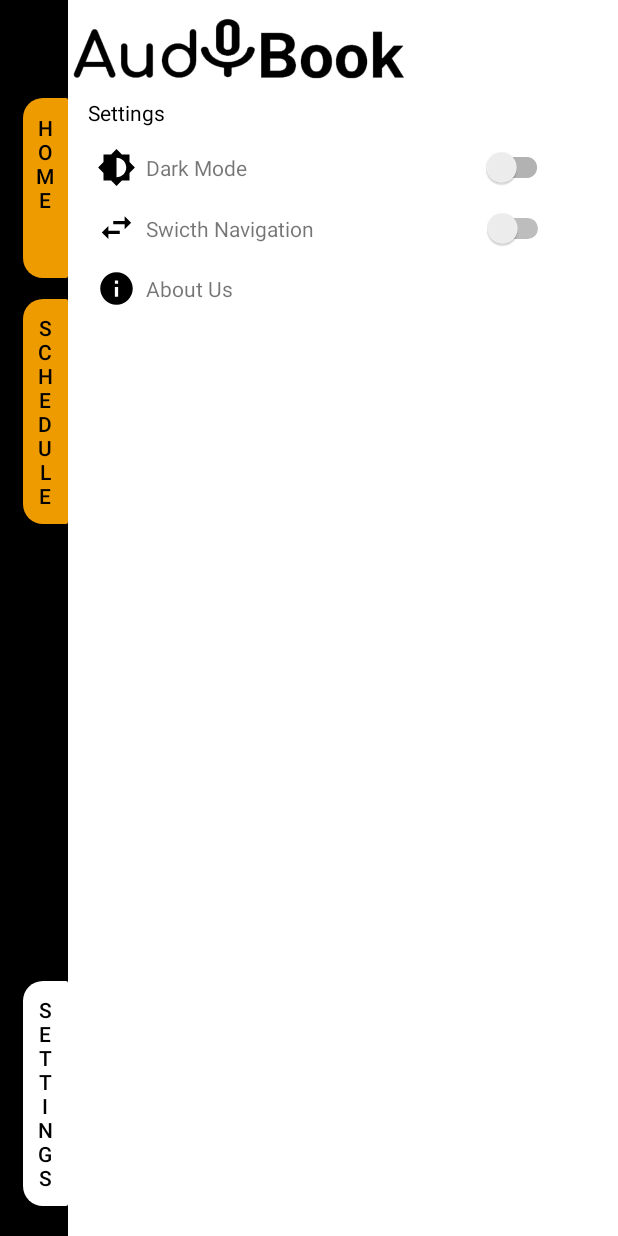
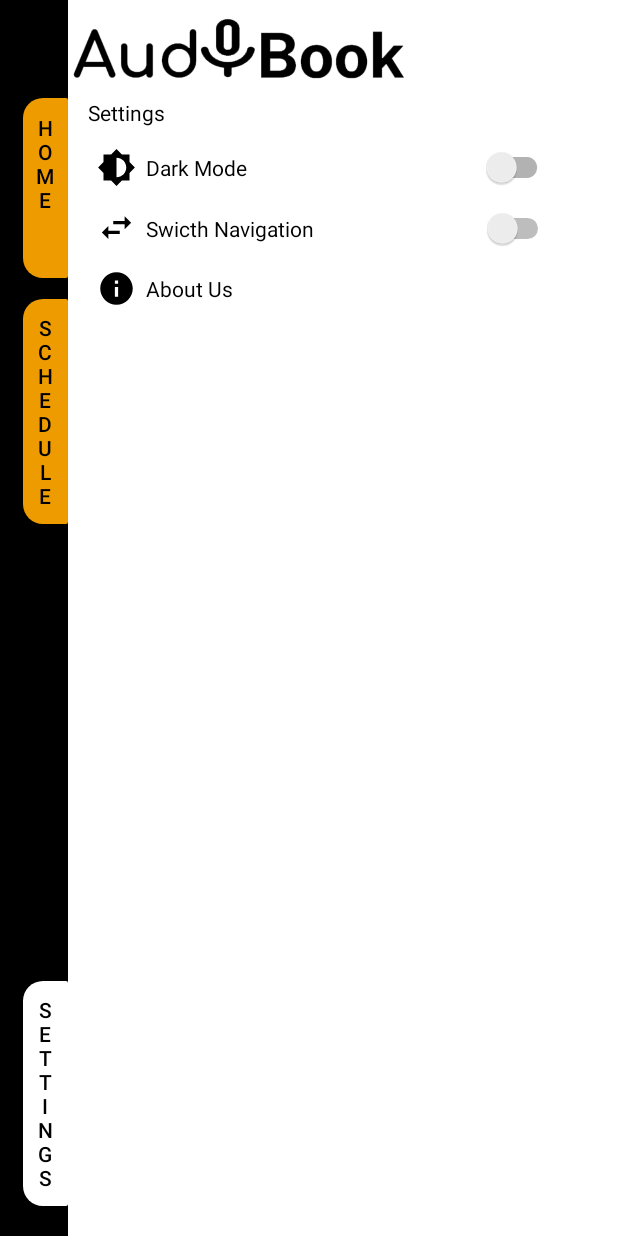
Before and after one commit to MARZ51x/audibookfinal, an Android app: the SettingsActivity screen opened directly, with no data from a screen before it, on a phone screen of 412 x 824 dp. Run offline under Robolectric (Android 15) with nearby library versions, the phone set to English and light mode, and no system bars; our stand-ins replace sdp/ssp sizes.

Commit message:
Dark Mode: Partial code V2 right colors

```diff
--- a/app/src/main/res/layout/activity_settings.xml
+++ b/app/src/main/res/layout/activity_settings.xml
@@ -141,7 +141,8 @@
                 android:layout_width="wrap_content"
                 android:layout_height="wrap_content"
                 android:text="Dark Mode"
-                android:layout_marginStart="@dimen/_5sdp">
+                android:layout_marginStart="@dimen/_5sdp"
+                android:textColor="?attr/text_color">
             </TextView>
 
          <!--   <Switch
@@ -185,6 +186,7 @@
                 android:layout_width="wrap_content"
                 android:layout_height="wrap_content"
                 android:text="Swicth Navigation"
+                android:textColor="?attr/text_color"
                 android:layout_marginStart="@dimen/_5sdp">
             </TextView>
 
@@ -219,6 +221,7 @@
                 android:layout_height="wrap_content"
                 android:text="About Us"
                 android:layout_gravity="center"
+                android:textColor="?attr/text_color"
                 android:layout_marginStart="@dimen/_5sdp">
             </TextView>
 
```
